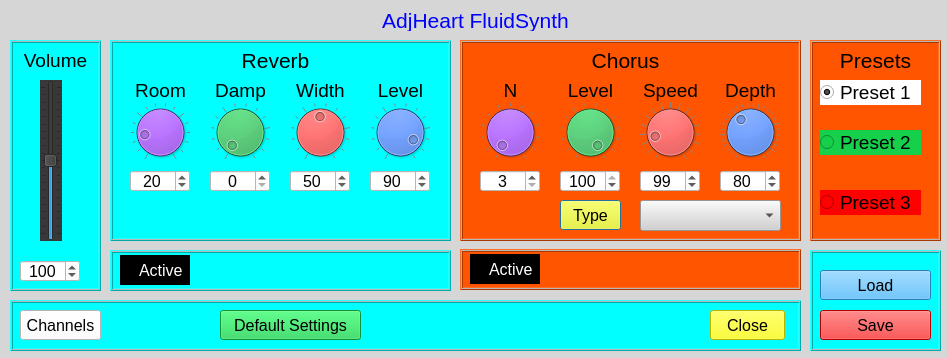
First picture: the form in AdjRaspi5qtSynthApp_1/Dialog_AdjFluidSynth.ui, repository nahumbudin/AdjRaspi5qtSynthApp_1, before the edit.
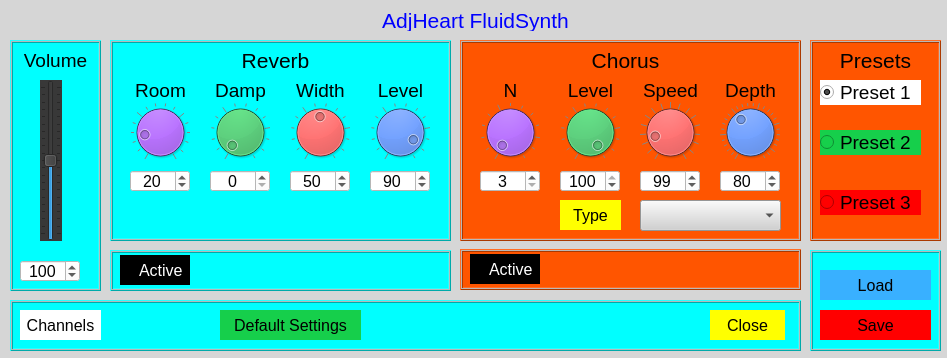
Second picture: the form after the edit.

The edit to the form file:
```diff
--- a/AdjRaspi5qtSynthApp_1/Dialog_AdjFluidSynth.ui
+++ b/AdjRaspi5qtSynthApp_1/Dialog_AdjFluidSynth.ui
@@ -945,7 +945,7 @@
      </font>
     </property>
     <property name="styleSheet">
-     <string notr="true">background-color: rgb(255, 255, 0);</string>
+     <string notr="true">background-color: rgb(255, 255, 0);border: none;</string>
     </property>
     <property name="text">
      <string>Type</string>
@@ -1113,7 +1113,7 @@
      </font>
     </property>
     <property name="styleSheet">
-     <string notr="true">background-color: rgb(255, 255, 255);</string>
+     <string notr="true">background-color: rgb(255, 255, 255);border: none;</string>
     </property>
     <property name="text">
      <string>Channels</string>
@@ -1134,7 +1134,7 @@
      </font>
     </property>
     <property name="styleSheet">
-     <string notr="true">background-color: rgb(255, 255, 0);</string>
+     <string notr="true">background-color: rgb(255, 255, 0);border: none;</string>
     </property>
     <property name="text">
      <string>Close</string>
@@ -1155,7 +1155,7 @@
      </font>
     </property>
     <property name="styleSheet">
-     <string notr="true">background-color: rgb(22, 207, 75);</string>
+     <string notr="true">background-color: rgb(22, 207, 75);border: none;</string>
     </property>
     <property name="text">
      <string>Default Settings</string>
@@ -1395,7 +1395,7 @@
      </font>
     </property>
     <property name="styleSheet">
-     <string notr="true">background-color: rgb(255, 0, 0);</string>
+     <string notr="true">background-color: rgb(255, 0, 0);border: none;</string>
     </property>
     <property name="text">
      <string>Save</string>
@@ -1416,7 +1416,7 @@
      </font>
     </property>
     <property name="styleSheet">
-     <string notr="true">background-color: rgb(57, 176, 255);</string>
+     <string notr="true">background-color: rgb(57, 176, 255);border: none;</string>
     </property>
     <property name="text">
      <string>Load</string>
```
